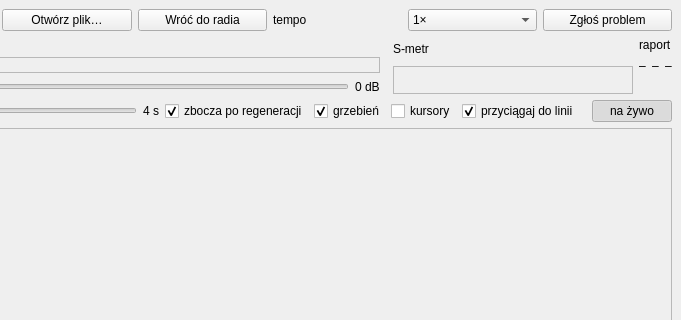
Above: tools/gui/okno.ui from programmer-bvn/cw-decoder-dsp before the change; both pictures show x 419 to 1100 and y 0 to 320 of the 1100 by 820 pixel window. Below: the same form after it.
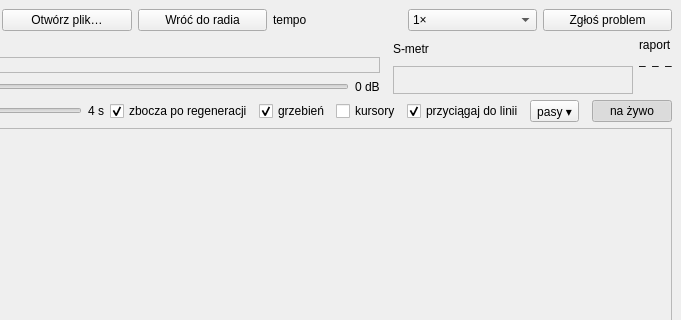
That is the form after the change.

What changed in the file:
```diff
--- a/tools/gui/okno.ui
+++ b/tools/gui/okno.ui
@@ -112,6 +112,13 @@
       <item><widget class="QCheckBox" name="chkGrzebien"><property name="text"><string>grzebień</string></property><property name="checked"><bool>true</bool></property></widget></item>
       <item><widget class="QCheckBox" name="chkKursory"><property name="text"><string>kursory</string></property><property name="toolTip"><string>Dwa kursory czasu (A, B) na każdym pasie, na każdym dwie kropki: poziom w % i częstotliwość</string></property></widget></item>
       <item><widget class="QCheckBox" name="chkPrzyciagaj"><property name="text"><string>przyciągaj do linii</string></property><property name="checked"><bool>true</bool></property></widget></item>
+      <item>
+       <widget class="QToolButton" name="btnPasy">
+        <property name="text"><string>pasy ▾</string></property>
+        <property name="toolTip"><string>Które pasy widać (wybór zapamiętany)</string></property>
+        <property name="popupMode"><enum>QToolButton::InstantPopup</enum></property>
+       </widget>
+      </item>
       <item><spacer name="odstepLupa"><property name="orientation"><enum>Qt::Horizontal</enum></property></spacer></item>
       <item><widget class="QPushButton" name="btnNaZywo"><property name="text"><string>na żywo</string></property><property name="checkable"><bool>true</bool></property><property name="checked"><bool>true</bool></property></widget></item>
      </layout>
```
